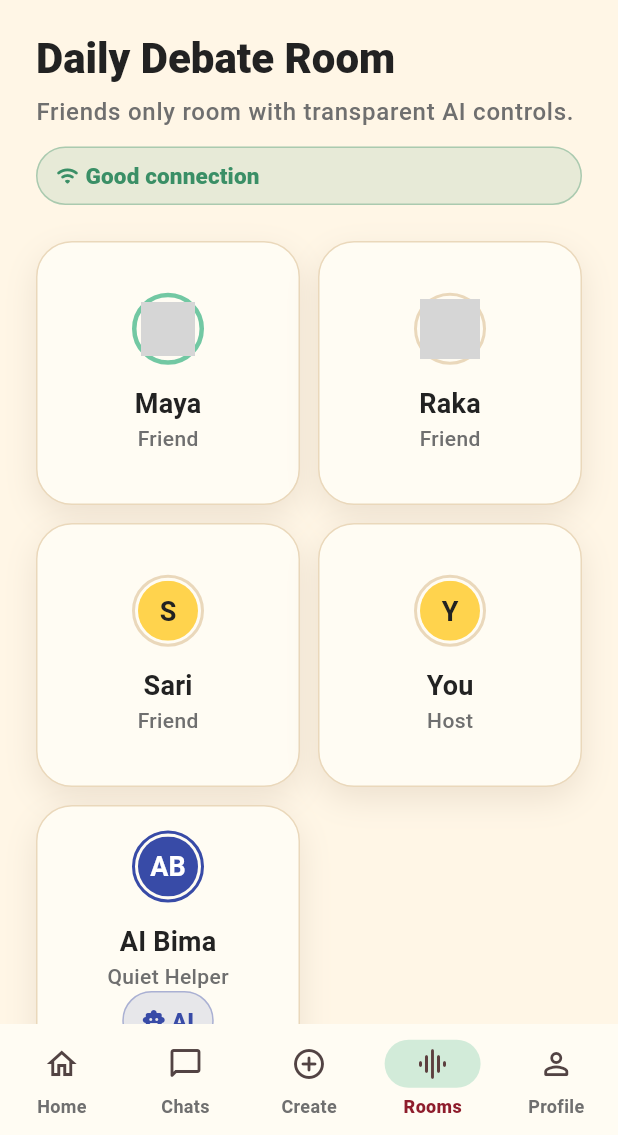
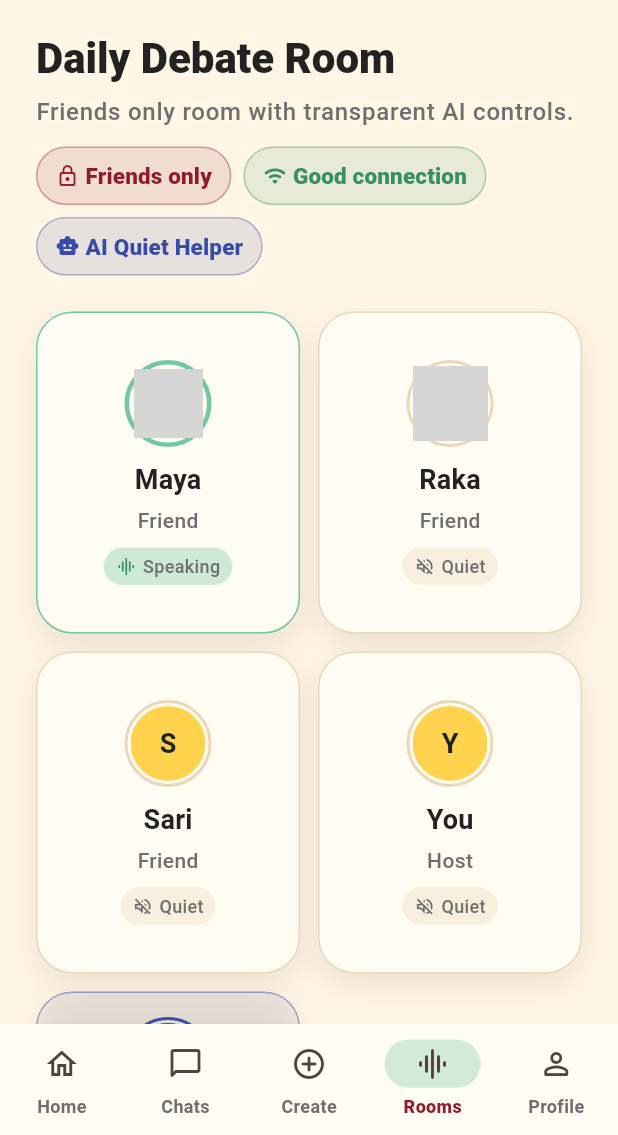
Before and after one commit to GabrielBatavia/Oppose, a Flutter app: the LiveVoiceRoomScreen screen opened by its route, on a phone screen of 412 x 824 dp, the part 101-1236 px from its top. Run offline on Flutter 3.47's test engine with Material 3 defaults, Android fonts, the phone set to English and light mode, and no system bars; our stand-ins replace go_router; grey boxes are pictures that could not be loaded.

Commit message:
feat(sprint-6): implement live voice room alpha

```diff
--- a/lib/features/room/live_voice_room_screen.dart
+++ b/lib/features/room/live_voice_room_screen.dart
@@ -2,19 +2,26 @@ import 'package:flutter/material.dart';
 import 'package:go_router/go_router.dart';
 
 import '../../app/routes/app_routes.dart';
-import '../../components/buttons/oppose_buttons.dart';
-import '../../components/core/avatar.dart';
 import '../../components/core/oppose_bottom_sheet.dart';
-import '../../components/core/paper_card.dart';
 import '../../components/core/status_pill.dart';
 import '../../components/layout/oppose_header.dart';
 import '../../components/layout/oppose_screen.dart';
+import '../../state/live_room/live_room_scope.dart';
 import '../../state/room_setup/room_setup_controller.dart';
 import '../../state/room_setup/room_setup_scope.dart';
 import '../../theme/oppose_colors.dart';
 import '../../theme/oppose_spacing.dart';
 import '../../types/domain_models.dart';
 import '../ai/ai_control_drawer.dart';
+import 'widgets/connection_status_pill.dart';
+import 'widgets/leave_room_sheet.dart';
+import 'widgets/mock_room_state_card.dart';
+import 'widgets/room_chat_sheet.dart';
+import 'widgets/room_control_bar.dart';
+import 'widgets/room_invite_sheet.dart';
+import 'widgets/room_participant_card.dart';
+import 'widgets/room_privacy_pill.dart';
+import 'widgets/room_topic_card.dart';
 
 class LiveVoiceRoomScreen extends StatefulWidget {
   const LiveVoiceRoomScreen({super.key});
@@ -24,29 +31,25 @@ class LiveVoiceRoomScreen extends StatefulWidget {
 }
 
 class _LiveVoiceRoomScreenState extends State<LiveVoiceRoomScreen> {
-  bool isMuted = false;
+  bool _enteredTracked = false;
+
+  @override
+  void didChangeDependencies() {
+    super.didChangeDependencies();
+    if (!_enteredTracked) {
+      _enteredTracked = true;
+      LiveRoomScope.read(
+        context,
+      ).trackEnteredOnce(RoomSetupScope.read(context));
+    }
+  }
 
   @override
   Widget build(BuildContext context) {
     final setup = RoomSetupScope.watch(context);
-    final participants = [
-      for (final friend in setup.invitedFriends)
-        RoomParticipant(
-          id: friend.id,
-          displayName: friend.displayName,
-          role: 'Friend',
-          avatarAsset: friend.avatarAsset,
-          isSpeaking: friend.id == 'maya',
-        ),
-      const RoomParticipant(id: 'you', displayName: 'You', role: 'Host'),
-      if (setup.selectedAIMode != AIMode.off)
-        RoomParticipant(
-          id: 'ai_bima',
-          displayName: 'AI Bima',
-          role: setup.selectedAIMode.roomLabel.replaceFirst('AI ', ''),
-          isAI: true,
-        ),
-    ];
+    final liveRoom = LiveRoomScope.watch(context);
+    final participants = liveRoom.participantsFor(setup);
+    final aiActive = setup.selectedAIMode != AIMode.off;
 
     return OpposeScreen(
       showBottomNavigation: true,
@@ -55,16 +58,24 @@ class _LiveVoiceRoomScreenState extends State<LiveVoiceRoomScreen> {
           title: setup.roomTitle,
           subtitle: 'Friends only room with transparent AI controls.',
           trailing: AIStatusPill(
-            status: setup.selectedAIMode == AIMode.off
-                ? AIStatusValue.off
-                : AIStatusValue.listening,
+            status: aiActive ? AIStatusValue.listening : AIStatusValue.off,
           ),
         ),
         const SizedBox(height: OpposeSpacing.md),
-        const StatusPill(
-          label: 'Good connection',
-          icon: Icons.wifi_rounded,
-          color: OpposeColors.success,
+        Wrap(
+          spacing: 8,
+          runSpacing: 8,
+          children: [
+            const RoomPrivacyPill(),
+            ConnectionStatusPill(state: liveRoom.connectionState),
+            StatusPill(
+              label: setup.selectedAIMode.roomLabel,
+              icon: aiActive
+                  ? Icons.smart_toy_rounded
+                  : Icons.power_settings_new_rounded,
+              color: aiActive ? OpposeColors.indigo : OpposeColors.mutedGray,
+            ),
+          ],
         ),
         const SizedBox(height: OpposeSpacing.xl),
         GridView.count(
@@ -72,80 +83,64 @@ class _LiveVoiceRoomScreenState extends State<LiveVoiceRoomScreen> {
           shrinkWrap: true,
           crossAxisSpacing: OpposeSpacing.md,
           mainAxisSpacing: OpposeSpacing.md,
+          childAspectRatio: 0.82,
           physics: const NeverScrollableScrollPhysics(),
           children: [
             for (final participant in participants)
-              PaperCard(
-                child: Column(
-                  mainAxisAlignment: MainAxisAlignment.center,
-                  children: [
-                    OpposeAvatar(
-                      label: participant.displayName,
-                      imageAsset: participant.avatarAsset,
-                      isAI: participant.isAI,
-                      isSpeaking: participant.isSpeaking,
-                    ),
-                    const SizedBox(height: OpposeSpacing.md),
-                    Text(
-                      participant.displayName,
-                      style: Theme.of(context).textTheme.titleMedium,
-                    ),
-                    Text(participant.role),
-                    if (participant.isAI)
-                      const StatusPill(
-                        label: 'AI',
-                        icon: Icons.smart_toy_rounded,
-                      ),
-                  ],
-                ),
+              RoomParticipantCard(
+                participant: participant,
+                onTap: () => liveRoom.setActiveSpeaker(participant.id),
               ),
           ],
         ),
         const SizedBox(height: OpposeSpacing.xl),
-        PaperCard(
-          child: Column(
-            crossAxisAlignment: CrossAxisAlignment.start,
-            children: [
-              Text('Topic', style: Theme.of(context).textTheme.titleMedium),
-              const SizedBox(height: OpposeSpacing.sm),
-              Text(setup.effectiveTopic),
-            ],
-          ),
+        RoomTopicCard(
+          topic: setup.effectiveTopic,
+          roomTypeLabel: setup.selectedRoomType.label,
         ),
         const SizedBox(height: OpposeSpacing.xl),
-        Wrap(
-          spacing: 8,
-          runSpacing: 8,
-          children: [
-            ActionChip(
-              avatar: Icon(isMuted ? Icons.mic_off_rounded : Icons.mic_rounded),
-              label: Text(isMuted ? 'Muted' : 'Mute'),
-              onPressed: () => setState(() => isMuted = !isMuted),
-            ),
-            ActionChip(
-              avatar: const Icon(Icons.chat_bubble_rounded),
-              label: const Text('Chat'),
-              onPressed: () {},
-            ),
-            ActionChip(
-              avatar: const Icon(Icons.smart_toy_rounded),
-              label: const Text('Ask AI'),
-              onPressed: () => showOpposeBottomSheet(
-                context: context,
-                child: const AIControlDrawer(),
+        MockRoomStateCard(
+          connectionState: liveRoom.connectionState,
+          onSelectConnectionState: liveRoom.setConnectionState,
+        ),
+        const SizedBox(height: OpposeSpacing.xl),
+        RoomControlBar(
+          isMuted: liveRoom.isMuted,
+          aiMode: setup.selectedAIMode,
+          onMute: liveRoom.toggleMute,
+          onChat: () {
+            liveRoom.trackRoomChatOpened();
+            showOpposeBottomSheet(
+              context: context,
+              child: const RoomChatSheet(),
+            );
+          },
+          onAskAI: () {
+            liveRoom.trackAIDrawerOpened();
+            showOpposeBottomSheet(
+              context: context,
+              child: const AIControlDrawer(),
+            );
+          },
+          onInvite: () {
+            liveRoom.trackInviteClicked();
+            showOpposeBottomSheet(
+              context: context,
+              child: RoomInviteSheet(setup: setup),
+            );
+          },
+          onLeave: () {
+            liveRoom.trackLeaveConfirmationViewed();
+            showOpposeBottomSheet(
+              context: context,
+              child: LeaveRoomSheet(
+                onLeave: () {
+                  liveRoom.leaveRoom();
+                  context.go(AppRoutes.roomSummary);
+                },
               ),
-            ),
-            ActionChip(
-              avatar: const Icon(Icons.person_add_alt_1_rounded),
-              label: const Text('Invite'),
-              onPressed: () {},
-            ),
-          ],
-        ),
-        const SizedBox(height: OpposeSpacing.lg),
-        DangerButton(
-          label: 'Leave room',
-          onPressed: () => context.go(AppRoutes.roomSummary),
+            );
+          },
         ),
       ],
     );
```
